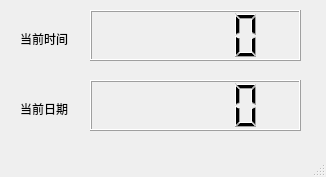
First picture: the form in mainwin.ui, repository ReturnZeroGirl/pyqt_clock, before the edit.
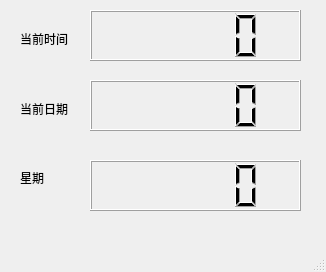
Second picture: the form after the edit.

Commit message: update weekday display

The edit to the form file:
```diff
--- a/mainwin.ui
+++ b/mainwin.ui
@@ -7,7 +7,7 @@
     <x>0</x>
     <y>0</y>
     <width>326</width>
-    <height>177</height>
+    <height>272</height>
    </rect>
   </property>
   <property name="windowTitle">
@@ -69,6 +69,29 @@
      <string>当前日期</string>
     </property>
    </widget>
+   <widget class="QLabel" name="label_3">
+    <property name="geometry">
+     <rect>
+      <x>20</x>
+      <y>170</y>
+      <width>54</width>
+      <height>16</height>
+     </rect>
+    </property>
+    <property name="text">
+     <string>星期</string>
+    </property>
+   </widget>
+   <widget class="QLCDNumber" name="lcdNumber_3">
+    <property name="geometry">
+     <rect>
+      <x>90</x>
+      <y>160</y>
+      <width>211</width>
+      <height>51</height>
+     </rect>
+    </property>
+   </widget>
   </widget>
   <widget class="QMenuBar" name="menubar">
    <property name="geometry">
```
Left out of the diff: 2 changed lines with no effect on the pictures. The commit also changes 2 other files.
